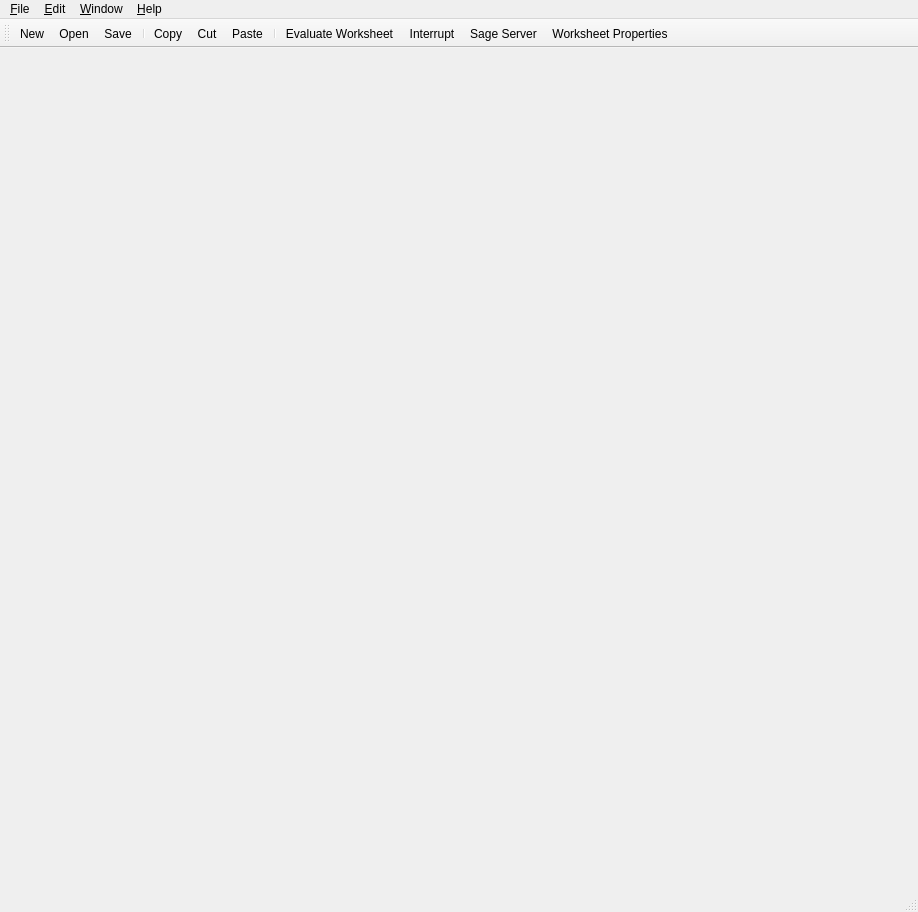
Before: the Qt Designer form guru/Ui_MainWindow.ui in rljacobson/Guru-NB, drawn with Qt 5.
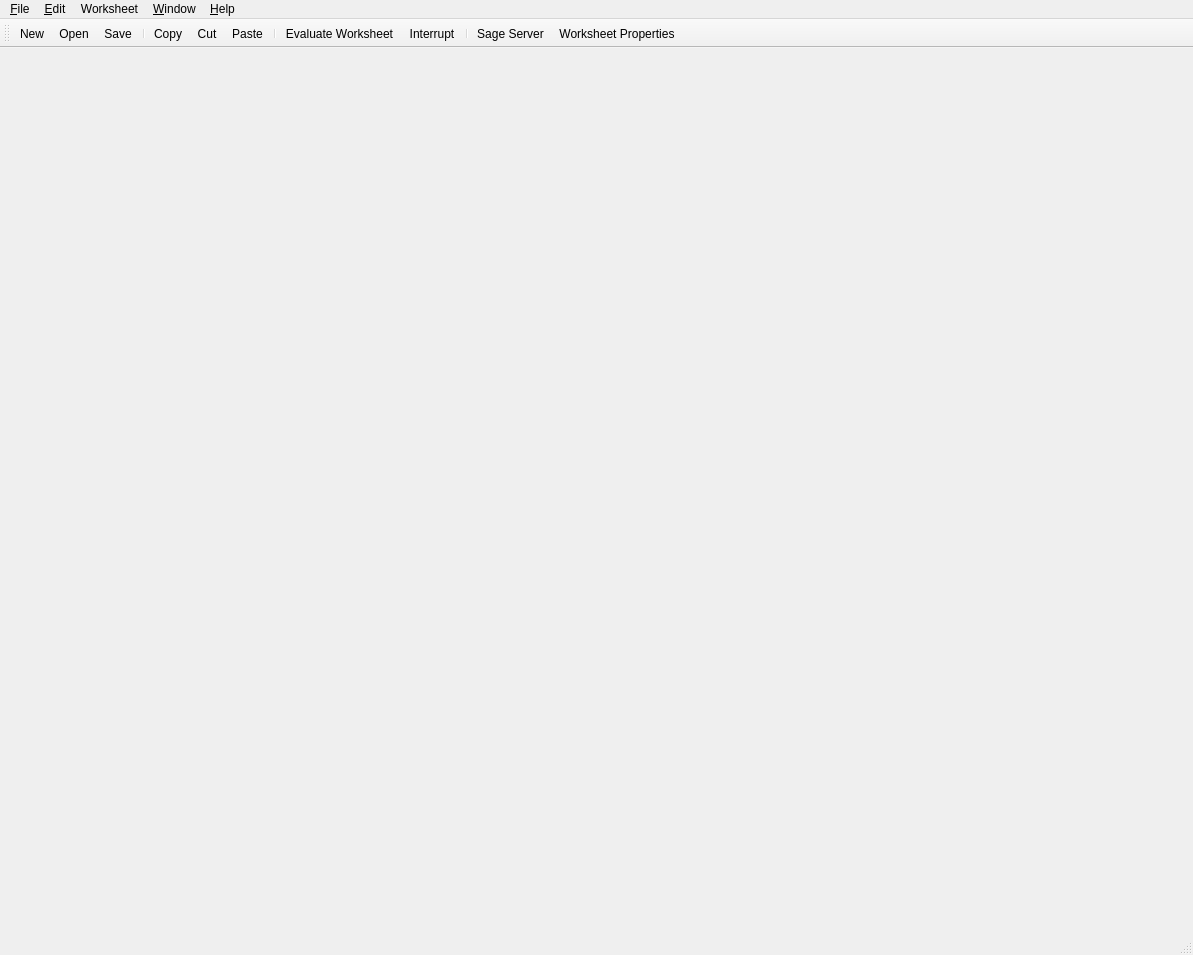
After: the same form once the commit is applied. Icons and pictures are not drawn.

Commit message: Added "Worksheet" menu items: delete output, interrupt, etc.

```diff
--- a/guru/Ui_MainWindow.ui
+++ b/guru/Ui_MainWindow.ui
@@ -6,8 +6,8 @@
    <rect>
     <x>0</x>
     <y>0</y>
-    <width>918</width>
-    <height>912</height>
+    <width>1193</width>
+    <height>955</height>
    </rect>
   </property>
   <property name="windowTitle">
@@ -19,7 +19,7 @@
     <rect>
      <x>0</x>
      <y>0</y>
-     <width>918</width>
+     <width>1193</width>
      <height>22</height>
     </rect>
    </property>
@@ -49,22 +49,35 @@
     <addaction name="actionPaste"/>
     <addaction name="separator"/>
    </widget>
-   <widget class="QMenu" name="menu_Help">
+   <widget class="QMenu" name="menuHelp">
     <property name="title">
      <string>&amp;Help</string>
     </property>
     <addaction name="actionAbout"/>
     <addaction name="actionOnline_Documentation"/>
    </widget>
-   <widget class="QMenu" name="menu_Window">
+   <widget class="QMenu" name="menuWindow">
     <property name="title">
      <string>&amp;Window</string>
     </property>
    </widget>
+   <widget class="QMenu" name="menuWorksheet">
+    <property name="title">
+     <string>Worksheet</string>
+    </property>
+    <addaction name="actionHideAllOutput"/>
+    <addaction name="actionShowAllOutput"/>
+    <addaction name="actionDeleteAllOutput"/>
+    <addaction name="separator"/>
+    <addaction name="actionEvaluateWorksheet"/>
+    <addaction name="actionInterrupt"/>
+    <addaction name="actionRestartWorksheet"/>
+   </widget>
    <addaction name="menu_File"/>
    <addaction name="menu_Edit"/>
-   <addaction name="menu_Window"/>
-   <addaction name="menu_Help"/>
+   <addaction name="menuWorksheet"/>
+   <addaction name="menuWindow"/>
+   <addaction name="menuHelp"/>
   </widget>
   <widget class="QStatusBar" name="statusbar"/>
   <widget class="QToolBar" name="toolBar">
@@ -72,7 +85,7 @@
     <string>toolBar</string>
    </property>
    <property name="toolButtonStyle">
-    <enum>Qt::ToolButtonTextBesideIcon</enum>
+    <enum>Qt::ToolButtonIconOnly</enum>
    </property>
    <property name="floatable">
     <bool>false</bool>
@@ -93,6 +106,7 @@
    <addaction name="separator"/>
    <addaction name="actionEvaluateWorksheet"/>
    <addaction name="actionInterrupt"/>
+   <addaction name="separator"/>
    <addaction name="actionSageServer"/>
    <addaction name="actionWorksheetProperties"/>
   </widget>
```
Left out of the diff: 38 changed lines with no effect on the pictures. The commit also changes 10 other files.
